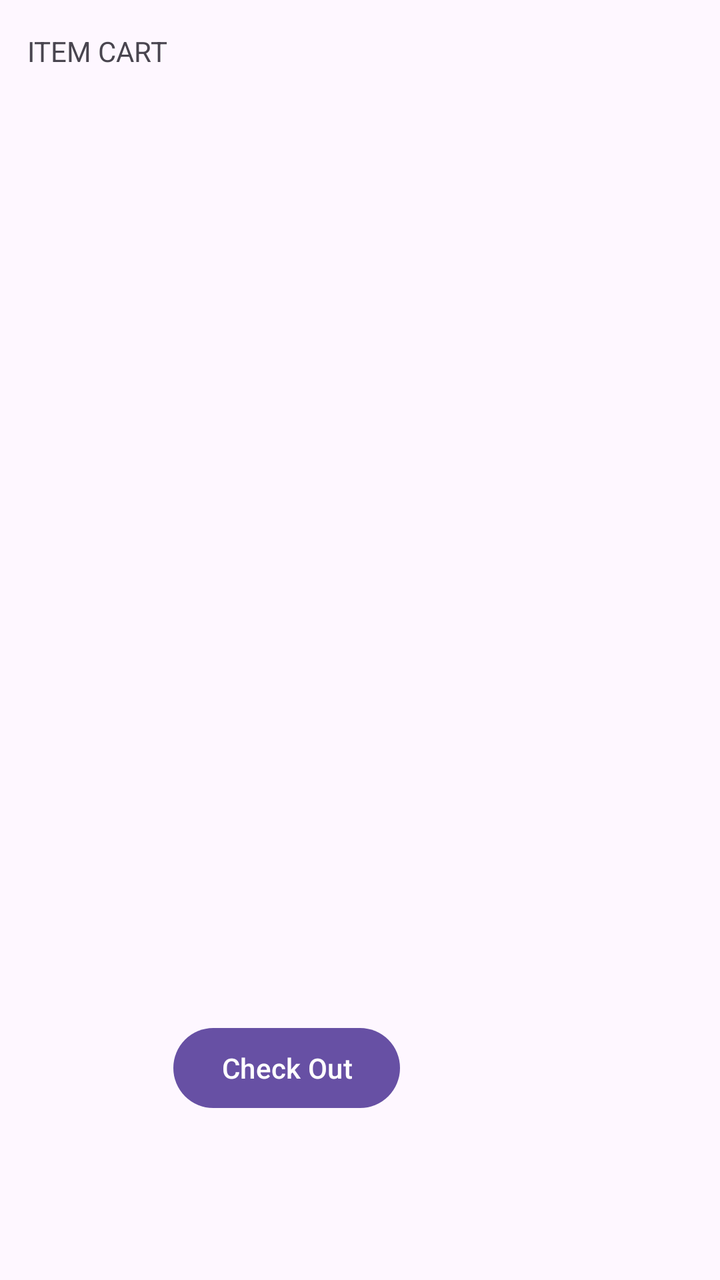
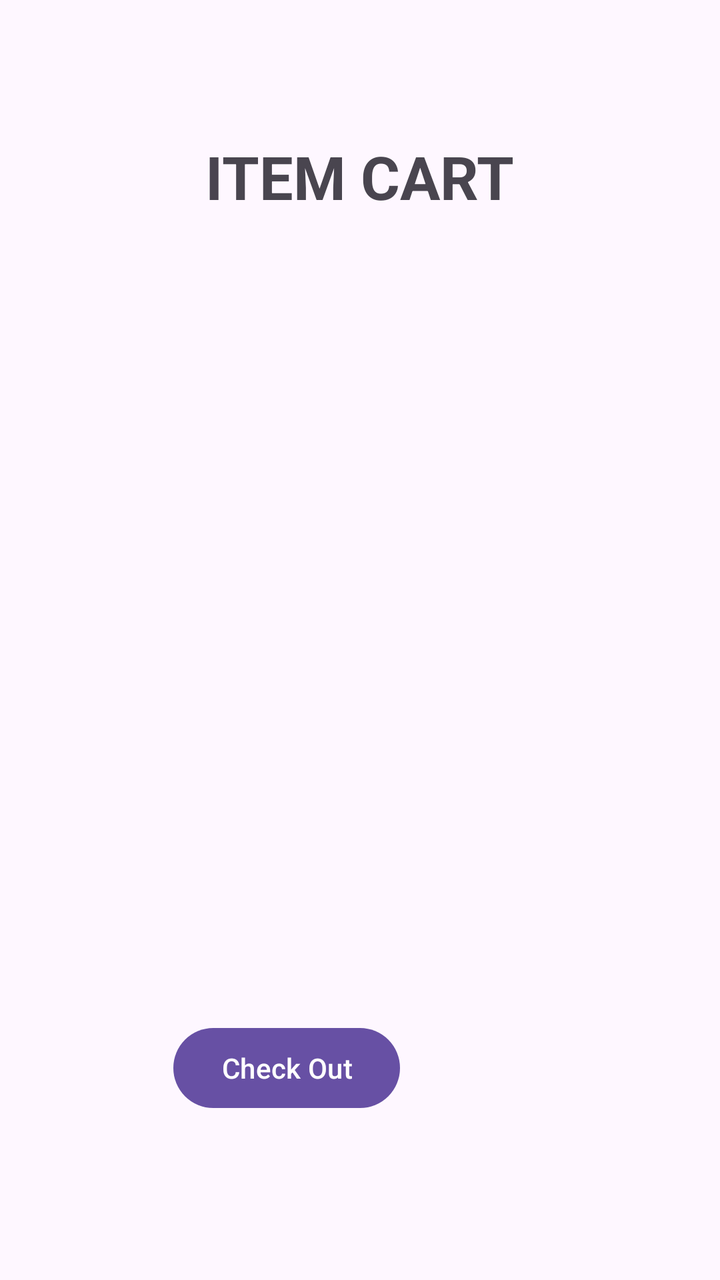

Before-and-after screenshots of an Android layout around one commit, followed by the original layout XML and the change that was made.
<!-- AndroidManifest.xml: application theme Theme.Serenitea -->
<!-- res/layout/activity_cart.xml -->
<?xml version="1.0" encoding="utf-8"?>
<androidx.constraintlayout.widget.ConstraintLayout xmlns:android="http://schemas.android.com/apk/res/android"
    xmlns:app="http://schemas.android.com/apk/res-auto"
    xmlns:tools="http://schemas.android.com/tools"
    android:id="@+id/main"
    android:layout_width="match_parent"
    android:layout_height="match_parent"
    tools:context=".ui.CartActivity">

    <TextView
        android:id="@+id/textView"
        android:layout_width="wrap_content"
        android:layout_height="wrap_content"
        android:layout_marginTop="16dp"
        android:text="ITEM CART"
        app:layout_constraintEnd_toEndOf="parent"
        app:layout_constraintHorizontal_bias="0.047"
        app:layout_constraintStart_toStartOf="parent"
        app:layout_constraintTop_toTopOf="parent" />

    <ListView
        android:id="@+id/lw_cartItem"
        android:layout_width="388dp"
        android:layout_height="484dp"
        android:layout_marginStart="1dp"
        android:layout_marginEnd="1dp"
        android:layout_marginBottom="180dp"
        app:layout_constraintBottom_toBottomOf="parent"
        app:layout_constraintEnd_toEndOf="parent"
        app:layout_constraintHorizontal_bias="0.285"
        app:layout_constraintStart_toStartOf="parent" />

    <Button
        android:id="@+id/button"
        android:layout_width="wrap_content"
        android:layout_height="wrap_content"
        android:layout_marginEnd="160dp"
        android:text="Check Out"
        app:layout_constraintBottom_toBottomOf="parent"
        app:layout_constraintEnd_toEndOf="parent"
        app:layout_constraintTop_toBottomOf="@+id/lw_cartItem"
        app:layout_constraintVertical_bias="0.378" />

    <TextView
        android:id="@+id/Preparing"
        android:layout_width="wrap_content"
        android:layout_height="wrap_content"
        android:layout_marginStart="20dp"
        android:text="Preparing"
        app:layout_constraintBottom_toTopOf="@+id/lw_cartItem"
        app:layout_constraintEnd_toEndOf="parent"
        app:layout_constraintHorizontal_bias="0.049"
        app:layout_constraintStart_toEndOf="@+id/textView"
        app:layout_constraintTop_toTopOf="@+id/textView"
        app:layout_constraintVertical_bias="0.0" />

    <TextView
        android:id="@+id/ofd"
        android:layout_width="wrap_content"
        android:layout_height="wrap_content"
        android:layout_marginStart="12dp"
        android:text="Out For Delivery"
        app:layout_constraintBottom_toBottomOf="@+id/Preparing"
        app:layout_constraintEnd_toEndOf="parent"
        app:layout_constraintHorizontal_bias="0.118"
        app:layout_constraintStart_toEndOf="@+id/Preparing"
        app:layout_constraintTop_toTopOf="@+id/textView"
        app:layout_constraintVertical_bias="0.0" />

    <TextView
        android:id="@+id/completed"
        android:layout_width="wrap_content"
        android:layout_height="wrap_content"
        android:text="Completed"
        app:layout_constraintBottom_toBottomOf="@+id/ofd"
        app:layout_constraintEnd_toEndOf="parent"
        app:layout_constraintStart_toEndOf="@+id/ofd"
        app:layout_constraintTop_toTopOf="@+id/ofd" />
</androidx.constraintlayout.widget.ConstraintLayout>
<!-- resources referenced by this layout -->
<resources>
  <style name="Theme.Serenitea" parent="Base.Theme.Serenitea" />
  <style name="Base.Theme.Serenitea" parent="Theme.Material3.DayNight.NoActionBar">
          
          
      </style>
</resources>

<!-- the commit's change to res/layout/activity_cart.xml (unified diff, before → after) -->
@@ -11,10 +11,11 @@
         android:id="@+id/textView"
         android:layout_width="wrap_content"
         android:layout_height="wrap_content"
-        android:layout_marginTop="16dp"
+        android:layout_marginTop="68dp"
         android:text="ITEM CART"
+        android:textSize="30sp"
+        android:textStyle="bold"
         app:layout_constraintEnd_toEndOf="parent"
-        app:layout_constraintHorizontal_bias="0.047"
         app:layout_constraintStart_toStartOf="parent"
         app:layout_constraintTop_toTopOf="parent" />
 
@@ -41,39 +42,4 @@
         app:layout_constraintTop_toBottomOf="@+id/lw_cartItem"
         app:layout_constraintVertical_bias="0.378" />
 
-    <TextView
-        android:id="@+id/Preparing"
-        android:layout_width="wrap_content"
-        android:layout_height="wrap_content"
-        android:layout_marginStart="20dp"
-        android:text="Preparing"
-        app:layout_constraintBottom_toTopOf="@+id/lw_cartItem"
-        app:layout_constraintEnd_toEndOf="parent"
-        app:layout_constraintHorizontal_bias="0.049"
-        app:layout_constraintStart_toEndOf="@+id/textView"
-        app:layout_constraintTop_toTopOf="@+id/textView"
-        app:layout_constraintVertical_bias="0.0" />
-
-    <TextView
-        android:id="@+id/ofd"
-        android:layout_width="wrap_content"
-        android:layout_height="wrap_content"
-        android:layout_marginStart="12dp"
-        android:text="Out For Delivery"
-        app:layout_constraintBottom_toBottomOf="@+id/Preparing"
-        app:layout_constraintEnd_toEndOf="parent"
-        app:layout_constraintHorizontal_bias="0.118"
-        app:layout_constraintStart_toEndOf="@+id/Preparing"
-        app:layout_constraintTop_toTopOf="@+id/textView"
-        app:layout_constraintVertical_bias="0.0" />
-
-    <TextView
-        android:id="@+id/completed"
-        android:layout_width="wrap_content"
-        android:layout_height="wrap_content"
-        android:text="Completed"
-        app:layout_constraintBottom_toBottomOf="@+id/ofd"
-        app:layout_constraintEnd_toEndOf="parent"
-        app:layout_constraintStart_toEndOf="@+id/ofd"
-        app:layout_constraintTop_toTopOf="@+id/ofd" />
 </androidx.constraintlayout.widget.ConstraintLayout>
